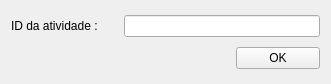
First picture: the form in SAP/Project/Views/addNewRevisionCorrection.ui, repository dsgoficial/SAP_Gerente, before the edit.
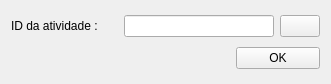
Second picture: the form after the edit.

Commit message: add select value field

What changed in the file:
```diff
--- a/SAP/Project/Views/addNewRevisionCorrection.ui
+++ b/SAP/Project/Views/addNewRevisionCorrection.ui
@@ -22,7 +22,18 @@
     </widget>
    </item>
    <item row="0" column="1" colspan="2">
-    <widget class="QLineEdit" name="activity_id_le"/>
+    <layout class="QHBoxLayout" name="horizontalLayout">
+     <item>
+      <widget class="QLineEdit" name="activity_id_le"/>
+     </item>
+     <item>
+      <widget class="QPushButton" name="extract_field_btn">
+       <property name="text">
+        <string/>
+       </property>
+      </widget>
+     </item>
+    </layout>
    </item>
    <item row="1" column="0" colspan="2">
     <spacer name="horizontalSpacer">
```
The commit also changes 32 other files.
